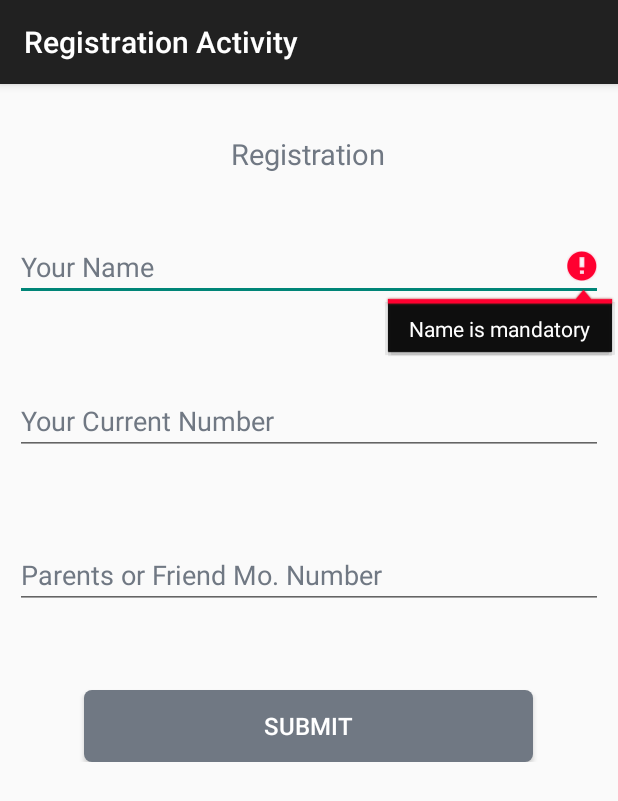
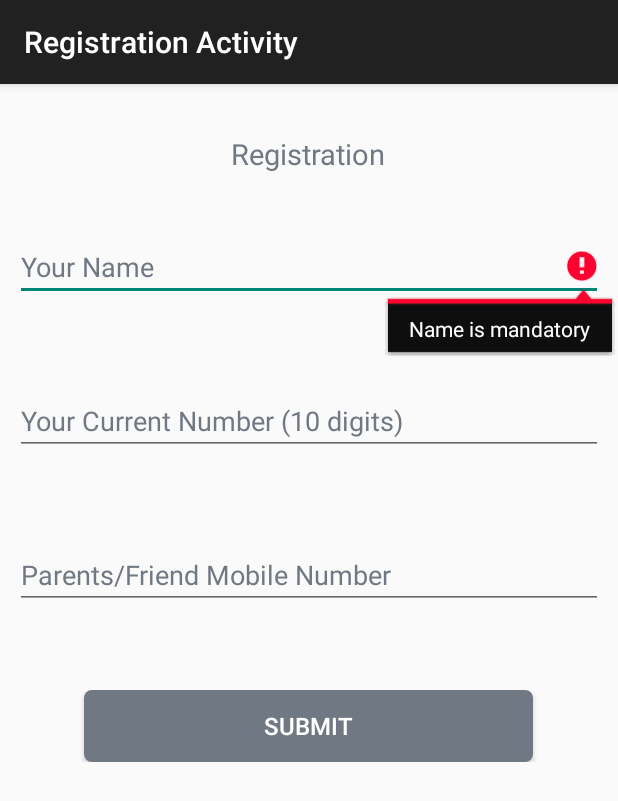
Before and after one commit to Pradeet/Meditracker, an Android app: the screen it shows after launch (RegistrationActivity), after a tap on "SUBMIT", on a phone screen of 412 x 824 dp. Shown: the top 801 px of the screen. Run offline under Robolectric (Android 15) with nearby library versions, the phone set to English and light mode, and no system bars; our stand-ins replace Volley; 1 statement that could not run was skipped.

Commit message:
small updates. Todo : UI, Broadcast Receiver

```diff
--- a/app/src/main/java/com/kumbhthon/meditracker/RegistrationActivity.java
+++ b/app/src/main/java/com/kumbhthon/meditracker/RegistrationActivity.java
@@ -1,5 +1,4 @@
 package com.kumbhthon.meditracker;
-
 
 import android.content.Context;
 import android.content.Intent;
@@ -7,6 +6,7 @@ import android.content.SharedPreferences;
 import android.content.SharedPreferences.Editor;
 import android.os.Bundle;
 import android.support.v7.app.ActionBarActivity;
+import android.telephony.TelephonyManager;
 import android.view.View;
 import android.view.View.OnClickListener;
 import android.widget.Button;
@@ -33,8 +33,11 @@ public class RegistrationActivity extends ActionBarActivity implements OnClickLi
         t3 = (EditText) findViewById(R.id.editTxt_no2);
         btn1 = (Button) findViewById(R.id.btn_submit);
         btn1.setOnClickListener(this);
+
+        TelephonyManager tMgr = (TelephonyManager) getApplicationContext().getSystemService(Context.TELEPHONY_SERVICE);
+        String mPhoneNumber = tMgr.getLine1Number();
+        t2.setText(mPhoneNumber);
     }
-
 
     public void onClick(View vw) {
         if (vw == btn1) {
@@ -79,7 +82,7 @@ public class RegistrationActivity extends ActionBarActivity implements OnClickLi
         Name = t1.getText().toString();
         Number1 = t2.getText().toString();
         Number2 = t3.getText().toString();
-        if (Name.length() <= 0) {
+        if (Name.length() <= 2) {
             t1.setError("Name is mandatory");
             return false;
         } else if (Number1.length() <= 0) {
@@ -97,6 +100,5 @@ public class RegistrationActivity extends ActionBarActivity implements OnClickLi
         } else {
             return true;
         }
-
     }
 }
--- a/app/src/main/java/com/kumbhthon/meditracker/SplashscreenActivity.java
+++ b/app/src/main/java/com/kumbhthon/meditracker/SplashscreenActivity.java
@@ -34,7 +34,6 @@ public class SplashscreenActivity extends Activity {
                         sleep(100);
                         overridePendingTransition(R.anim.fade_in, R.anim.fade_out);
                         logoTimer = logoTimer + 100;
-
                     }
                     ;
                     if (bRegister_success) {
@@ -43,7 +42,6 @@ public class SplashscreenActivity extends Activity {
                     } else {
                         Intent i = new Intent(getBaseContext(), RegistrationActivity.class);
                         startActivity(i);
-
                     }
                 } catch (InterruptedException e) {
                 } finally {
--- a/app/src/main/res/layout/registration.xml
+++ b/app/src/main/res/layout/registration.xml
@@ -54,7 +54,7 @@
                 android:layout_marginTop="57dp"
                 android:ems="10"
                 android:gravity="left|center"
-                android:hint="Your Current Number"
+                android:hint="Your Current Number (10 digits)"
                 android:inputType="number"
                 android:textColorHint="#707883" />
 
@@ -62,12 +62,11 @@
                 android:id="@+id/editTxt_no2"
                 android:layout_width="match_parent"
                 android:layout_height="wrap_content"
-
                 android:layout_marginLeft="10dp"
                 android:layout_marginRight="10dp"
                 android:layout_marginTop="57dp"
                 android:ems="10"
-                android:hint="Parents or Friend Mo. Number"
+                android:hint="Parents/Friend Mobile Number"
                 android:inputType="number"
                 android:textColorHint="#707883" />
 
```
